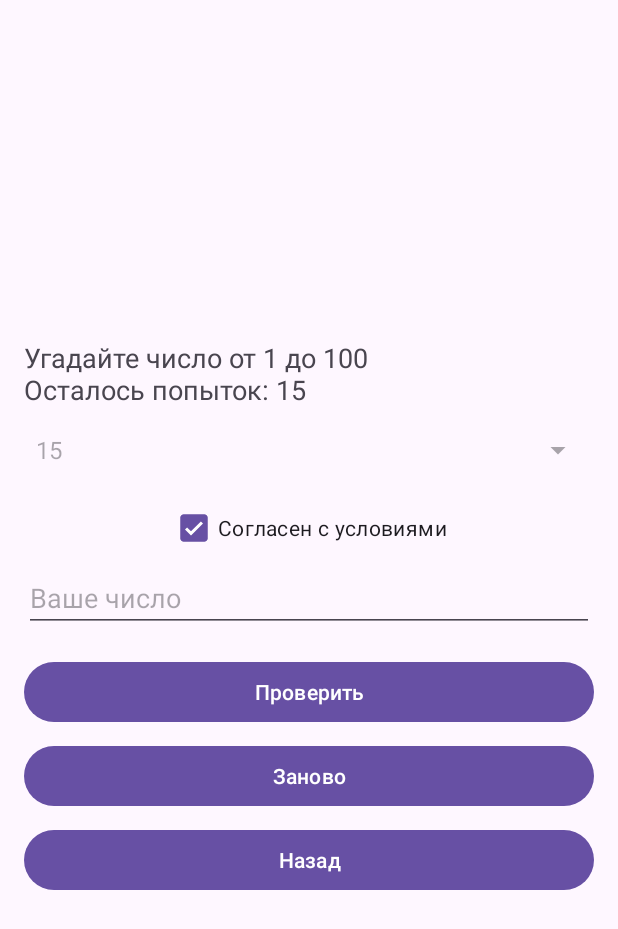
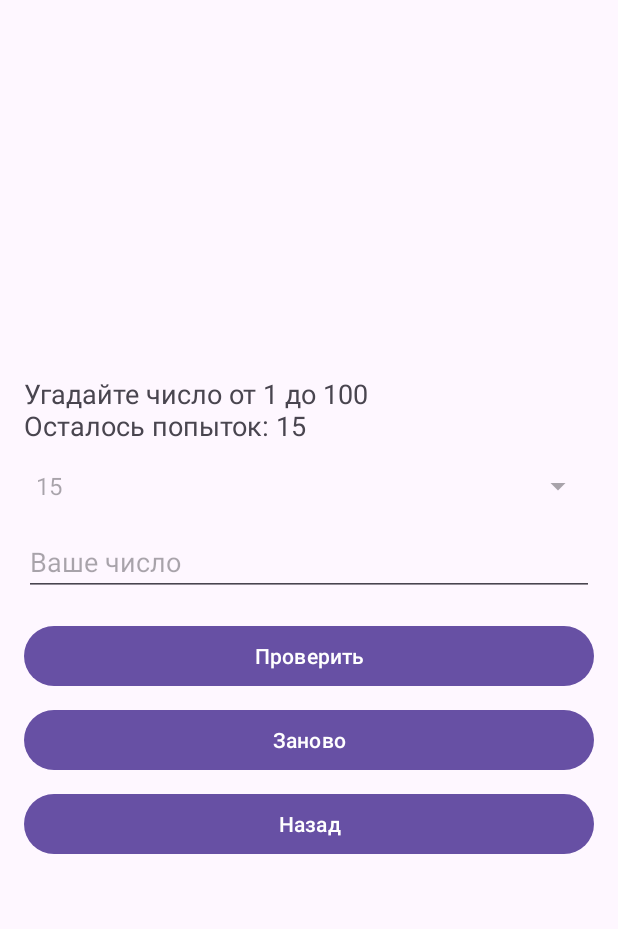
Before and after one commit to MaxKhlystov/Laba7, an Android app: the ClassicModeActivity screen opened directly, with no data from a screen before it, after a tap on "Старт", on a phone screen of 412 x 824 dp. Shown: the top 929 px of the screen. Run offline under Robolectric (Android 15) with nearby library versions, the phone set to English and light mode, and no system bars.

Commit message:
сделал тестерский мод и достижение нормально добавляется

```diff
--- a/app/src/main/java/com/example/laba7maks/ClassicModeActivity.java
+++ b/app/src/main/java/com/example/laba7maks/ClassicModeActivity.java
@@ -73,6 +73,7 @@ public class ClassicModeActivity extends BaseActivity {
         maxAttempts = (int) spinnerAttempts.getSelectedItem();
         game.setMaxAttempts(maxAttempts);
         isTesterMode = cbTesterMode.isChecked();
+        cbTesterMode.setVisibility(View.GONE);
         game.resetGameClassic(isTesterMode);
         tvHint.setText("Угадайте число от 1 до 100");
         updateAttemptsDisplay();
@@ -111,6 +112,7 @@ public class ClassicModeActivity extends BaseActivity {
                 btnStart.setVisibility(View.VISIBLE);
                 btnReset.setVisibility(View.GONE);
                 spinnerAttempts.setEnabled(true);
+                cbTesterMode.setVisibility(View.VISIBLE);
             } else {
                 updateAttemptsDisplay();
             }
@@ -124,6 +126,7 @@ public class ClassicModeActivity extends BaseActivity {
         btnStart.setVisibility(View.VISIBLE);
         btnSubmit.setVisibility(View.GONE);
         btnReset.setVisibility(View.GONE);
+        cbTesterMode.setVisibility(View.VISIBLE);
         hideKeyboard();
         etGuess.setVisibility(View.GONE);
         spinnerAttempts.setEnabled(true);
@@ -139,8 +142,8 @@ public class ClassicModeActivity extends BaseActivity {
         if (guessCompNumFrom1Try){
             return false;
         }
-        guessCompNumFrom1Try = true;
         if (maxAttempts - game.getRemainingAttempts() == 1){
+            guessCompNumFrom1Try = true;
             return true;
         }
         else return false;
--- a/app/src/main/res/layout/activity_classic_mode.xml
+++ b/app/src/main/res/layout/activity_classic_mode.xml
@@ -23,7 +23,7 @@
         android:id="@+id/cbTesterMode"
         android:layout_width="wrap_content"
         android:layout_height="wrap_content"
-        android:text="Согласен с условиями"
+        android:text="Тестерский мод"
         android:checked="true"/>
 
     <EditText
```
Also changed, not shown: app/src/main/java/com/example/laba7maks/achivement/AchivementActivity.java (+12 -5 lines), app/src/main/res/drawable/ic_trophy.png (added).
